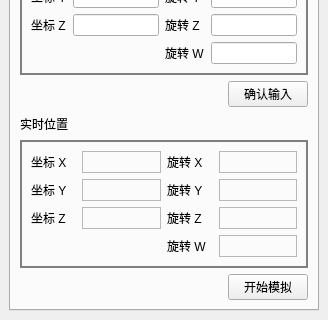
DannyJuly/viwistar_gui, file src/test_gui/ui/main_window.ui: the form before one commit; both pictures show x 0 to 328 and y 286 to 606 of the 328 by 606 pixel window.
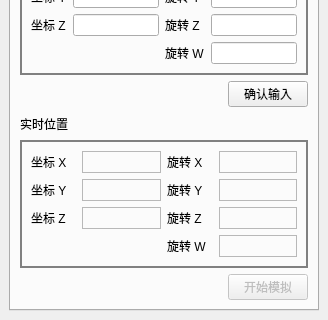
The form after the commit. Icons and pictures are not drawn.

Patch:
```diff
--- a/src/test_gui/ui/main_window.ui
+++ b/src/test_gui/ui/main_window.ui
@@ -966,6 +966,9 @@
         </item>
         <item row="7" column="2">
          <widget class="QPushButton" name="button_begin_simulation">
+          <property name="enabled">
+           <bool>false</bool>
+          </property>
           <property name="text">
            <string>开始模拟</string>
           </property>
```
Left out of the diff: 31 changed lines with no effect on the pictures.
